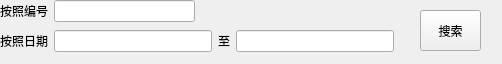
Old version of the form UiFiles/TsearchWidget.ui in the repository adamgliea/TentertainmentManagement.
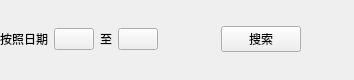
New version of the form.

Commit message: Finish search records functionality.

```diff
--- a/UiFiles/TsearchWidget.ui
+++ b/UiFiles/TsearchWidget.ui
@@ -6,77 +6,76 @@
    <rect>
     <x>0</x>
     <y>0</y>
-    <width>502</width>
-    <height>64</height>
+    <width>354</width>
+    <height>80</height>
    </rect>
   </property>
   <property name="windowTitle">
    <string>Form</string>
   </property>
-  <widget class="QPushButton" name="m_searchButton">
-   <property name="geometry">
-    <rect>
-     <x>420</x>
-     <y>10</y>
-     <width>61</width>
-     <height>41</height>
-    </rect>
-   </property>
-   <property name="text">
-    <string>搜索</string>
-   </property>
-  </widget>
   <widget class="QWidget" name="layoutWidget">
    <property name="geometry">
     <rect>
      <x>0</x>
      <y>0</y>
-     <width>195</width>
-     <height>22</height>
+     <width>301</width>
+     <height>79</height>
     </rect>
    </property>
-   <layout class="QHBoxLayout" name="m_accordingToNumberLayout">
-    <item>
-     <widget class="QLabel" name="m_accordingToNumberLabel">
+   <layout class="QGridLayout" name="m_mainLayout">
+    <item row="0" column="5">
+     <widget class="QPushButton" name="m_searchButton">
       <property name="text">
-       <string>按照编号</string>
+       <string>搜索</string>
       </property>
      </widget>
     </item>
-    <item>
-     <widget class="QLineEdit" name="m_accordingToNumberLineEdit"/>
+    <item row="0" column="1">
+     <widget class="QPushButton" name="m_dateBeginButton">
+      <property name="enabled">
+       <bool>true</bool>
+      </property>
+      <property name="text">
+       <string/>
+      </property>
+     </widget>
     </item>
-   </layout>
-  </widget>
-  <widget class="QWidget" name="layoutWidget">
-   <property name="geometry">
-    <rect>
-     <x>0</x>
-     <y>30</y>
-     <width>394</width>
-     <height>22</height>
-    </rect>
-   </property>
-   <layout class="QHBoxLayout" name="m_accordingToDateLayout">
-    <item>
-     <widget class="QLabel" name="m_accordingToDateLabel">
+    <item row="0" column="3">
+     <widget class="QPushButton" name="m_dateEndButton">
+      <property name="enabled">
+       <bool>true</bool>
+      </property>
       <property name="text">
-       <string>按照日期</string>
+       <string/>
       </property>
      </widget>
     </item>
-    <item>
-     <widget class="QLineEdit" name="m_dateBeginLineEdit"/>
-    </item>
-    <item>
+    <item row="0" column="2">
      <widget class="QLabel" name="m_accordingTodateUntilLabel">
       <property name="text">
        <string>至</string>
       </property>
      </widget>
     </item>
-    <item>
-     <widget class="QLineEdit" name="m_dateEndLineEdit"/>
+    <item row="0" column="0">
+     <widget class="QLabel" name="m_accordingToDateLabel">
+      <property name="text">
+       <string>按照日期</string>
+      </property>
+     </widget>
+    </item>
+    <item row="0" column="4">
+     <spacer name="horizontalSpacer">
+      <property name="orientation">
+       <enum>Qt::Horizontal</enum>
+      </property>
+      <property name="sizeHint" stdset="0">
+       <size>
+        <width>18</width>
+        <height>20</height>
+       </size>
+      </property>
+     </spacer>
     </item>
    </layout>
   </widget>
```
The commit also changes 15 other files.
